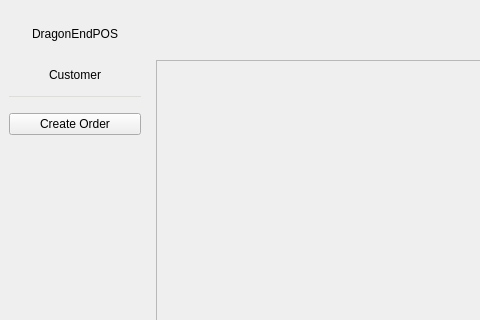
aidanMiklos/COMP3004FINAL, file src/view/orderqueueview.ui: the form before one commit; both pictures show x 0 to 480 and y 0 to 320 of the 988 by 515 pixel window.
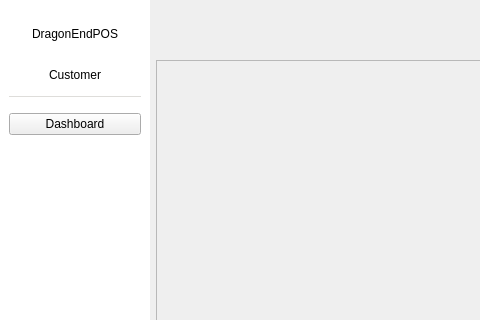
The form after the commit.

Patch:
```diff
--- a/src/view/orderqueueview.ui
+++ b/src/view/orderqueueview.ui
@@ -53,7 +53,7 @@
       </size>
      </property>
      <property name="styleSheet">
-      <string notr="true">QFrame#sideBar{
+      <string notr="true">QFrame#queueSideBar{
 	background-color: rgb(255, 255, 255)
 }</string>
      </property>
@@ -182,7 +182,7 @@
       <item>
        <widget class="QPushButton" name="dashboardOrderBtn">
         <property name="text">
-         <string>Create Order</string>
+         <string>Dashboard</string>
         </property>
        </widget>
       </item>
```
Left out of the diff: 4 changed lines with no effect on the pictures.
